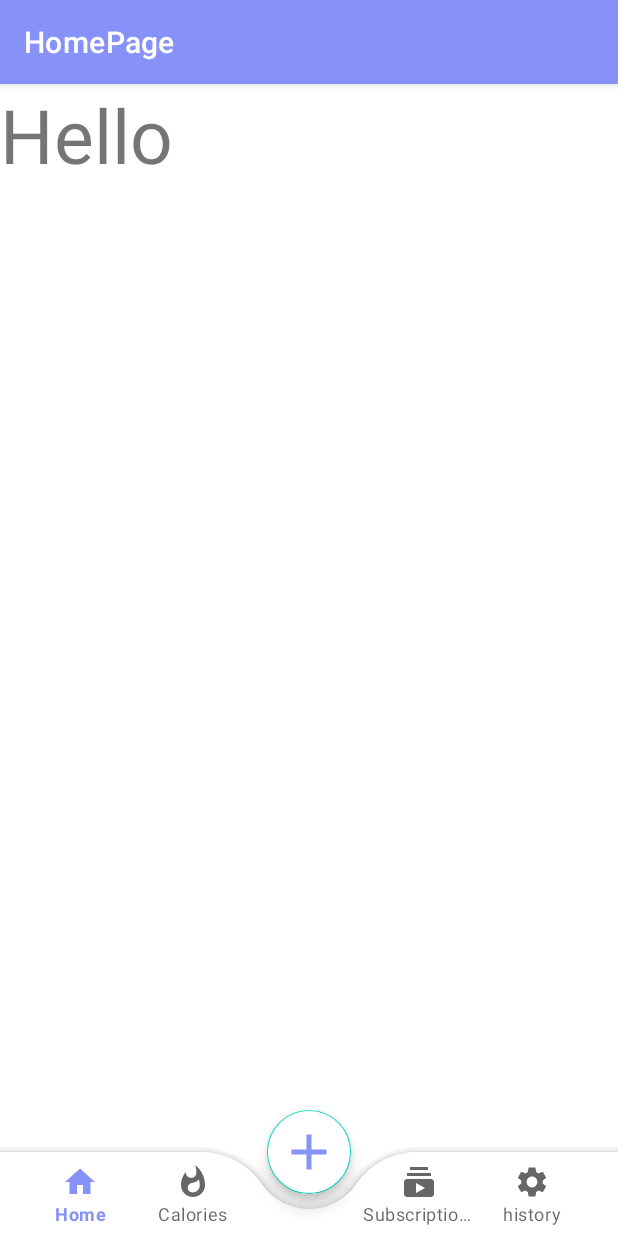
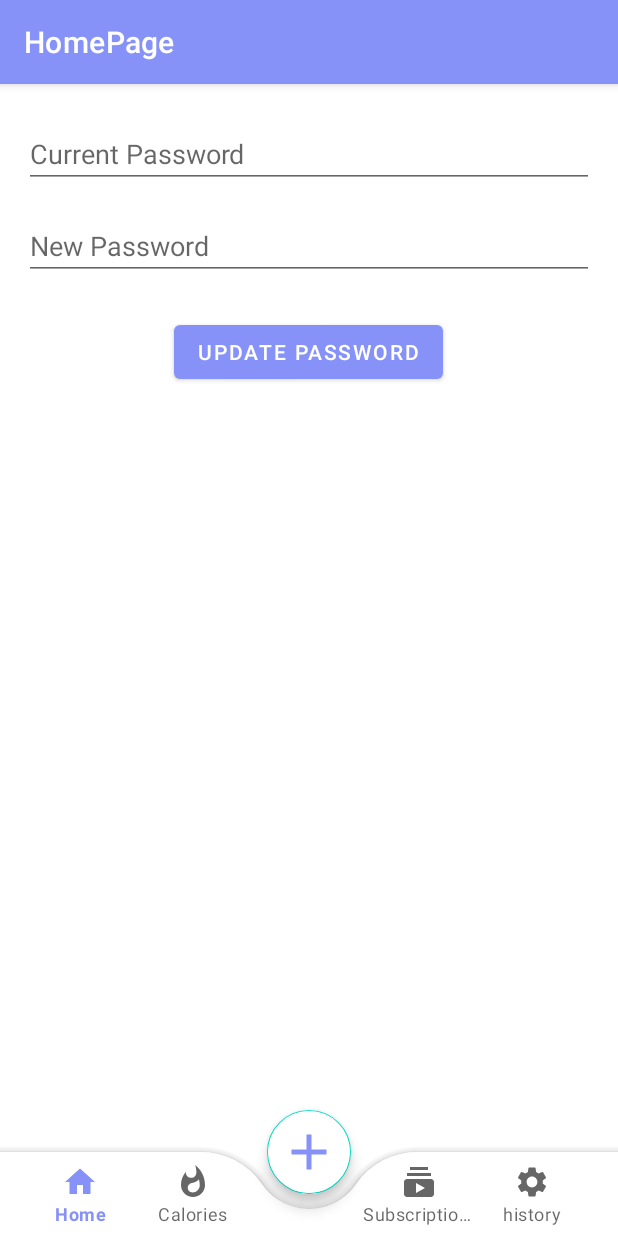
Before and after one commit to shilo111/MyApplication3, an Android app: the fragment Setting placed in its activity, on a phone screen of 412 x 824 dp. Run offline under Robolectric (Android 15) with nearby library versions, the phone set to English and light mode, and no system bars; our stand-ins replace Firebase (no records; nobody signed in at launch, a user with empty details on screens opened directly), navigation-ui.

```diff
--- a/app/src/main/java/com/example/myapplication/ui/home/HomeFragment.java
+++ b/app/src/main/java/com/example/myapplication/ui/home/HomeFragment.java
@@ -166,16 +166,7 @@ public class HomeFragment extends Fragment implements SensorEventListener {
 
 
 
-        Button button = (Button) view.findViewById(R.id.button2);
-        button.setOnClickListener(new View.OnClickListener() {
-            public void onClick(View v) {
-                progress = 0;
-                stepCount = 0;
-                setStepCount(stepCount);
-                stepCountTextView.setText("Step Count: " + stepCount);
-                progressBar.setProgress(progress);
-            }
-        });
+
 
 
 
--- a/app/src/main/java/com/example/myapplication/ui/settings/Setting.java
+++ b/app/src/main/java/com/example/myapplication/ui/settings/Setting.java
@@ -11,12 +11,27 @@ import androidx.fragment.app.Fragment;
 import android.view.LayoutInflater;
 import android.view.View;
 import android.view.ViewGroup;
+import android.widget.Button;
+import android.widget.EditText;
+import android.widget.Toast;
 
 import com.example.myapplication.R;
+import com.example.myapplication.databinding.FragmentDashboardBinding;
+import com.example.myapplication.databinding.FragmentSettingBinding;
+import com.google.android.gms.tasks.OnCompleteListener;
+import com.google.android.gms.tasks.Task;
+import com.google.firebase.auth.AuthCredential;
+import com.google.firebase.auth.EmailAuthProvider;
+import com.google.firebase.auth.FirebaseAuth;
+import com.google.firebase.auth.FirebaseUser;
+
 
 public class Setting extends Fragment {
-
+    private FragmentSettingBinding binding;
     private SettingViewModel mViewModel;
+    private FirebaseAuth mAuth;
+    private EditText currentPasswordEditText;
+    private EditText newPasswordEditText;
 
     public static Setting newInstance() {
         return new Setting();
@@ -25,8 +40,68 @@ public class Setting extends Fragment {
     @Override
     public View onCreateView(@NonNull LayoutInflater inflater, @Nullable ViewGroup container,
                              @Nullable Bundle savedInstanceState) {
-        return inflater.inflate(R.layout.fragment_setting, container, false);
+        SettingViewModel settingViewModel =
+                new ViewModelProvider(this).get(SettingViewModel.class);
+
+        binding = FragmentSettingBinding.inflate(inflater, container, false);
+        View root = binding.getRoot();
+
+        mAuth = FirebaseAuth.getInstance();
+
+        // Find views and set up UI listeners
+        // e.g., EditText fields for current password and new password,
+        // and a button to trigger the password update
+        Button updatePasswordButton = root.findViewById(R.id.update_password_button);
+//        updatePasswordButton.setOnClickListener(new View.OnClickListener() {
+//            @Override
+//            public void onClick(View v) {
+//                updatePassword();
+//            }
+//        });
+
+        return root;
     }
+
+
+//    private void updatePassword() {
+//        FirebaseUser user = mAuth.getCurrentUser();
+//        if (user != null) {
+//            // Get current password and new password from EditText fields
+//
+//            String currentPassword = currentPasswordEditText.getText().toString();
+//            String newPassword = newPasswordEditText.getText().toString();
+//
+//            // Reauthenticate the user with their current password
+//            AuthCredential credential = EmailAuthProvider.getCredential(user.getEmail(), currentPassword);
+//            user.reauthenticate(credential)
+//                    .addOnCompleteListener(new OnCompleteListener<Void>() {
+//
+//
+//                        @Override
+//                        public void onComplete(@NonNull Task<Void> task) {
+//                            if (task.isSuccessful()) {
+//                                // Update password
+//                                user.updatePassword(newPassword)
+//                                        .addOnCompleteListener(new OnCompleteListener<Void>() {
+//                                            @Override
+//                                            public void onComplete(@NonNull Task<Void> task) {
+//                                                if (task.isSuccessful()) {
+//                                                    // Password updated successfully
+//                                                    Toast.makeText(getContext(), "Password updated successfully", Toast.LENGTH_SHORT).show();
+//                                                } else {
+//                                                    // Password update failed
+//                                                    Toast.makeText(getContext(), "Failed to update password", Toast.LENGTH_SHORT).show();
+//                                                }
+//                                            }
+//                                        });
+//                            } else {
+//                                // Reauthentication failed
+//                                Toast.makeText(getContext(), "Authentication failed", Toast.LENGTH_SHORT).show();
+//                            }
+//                        }
+//                    });
+//        }
+//    }
 
     @Override
     public void onActivityCreated(@Nullable Bundle savedInstanceState) {
--- a/app/src/main/res/layout/fragment_setting.xml
+++ b/app/src/main/res/layout/fragment_setting.xml
@@ -5,10 +5,39 @@
     android:layout_height="match_parent"
     tools:context=".ui.settings.Setting">
 
-    <TextView
+    <RelativeLayout xmlns:android="http://schemas.android.com/apk/res/android"
         android:layout_width="match_parent"
-        android:layout_height="match_parent"
-        android:textSize="50dp"
-        android:text="Hello" />
+        android:layout_height="match_parent">
+
+        <EditText
+            android:id="@+id/current_password_edittext"
+            android:layout_width="match_parent"
+            android:layout_height="wrap_content"
+            android:layout_marginTop="24dp"
+            android:hint="Current Password"
+            android:inputType="textPassword"
+            android:layout_marginHorizontal="16dp"/>
+
+        <EditText
+            android:id="@+id/new_password_edittext"
+            android:layout_width="match_parent"
+            android:layout_height="wrap_content"
+            android:layout_below="@id/current_password_edittext"
+            android:layout_marginTop="16dp"
+            android:hint="New Password"
+            android:inputType="textPassword"
+            android:layout_marginHorizontal="16dp"/>
+
+        <Button
+            android:id="@+id/update_password_button"
+            android:onClick="updatePassword"
+            android:layout_width="wrap_content"
+            android:layout_height="wrap_content"
+            android:layout_below="@id/new_password_edittext"
+            android:layout_marginTop="24dp"
+            android:text="Update Password"
+            android:layout_centerHorizontal="true"/>
+
+    </RelativeLayout>
 
 </FrameLayout>
```
Also changed, not shown: app/src/main/java/com/example/myapplication/ui/reviews/Reviews.java (added, +38 -0 lines), app/src/main/java/com/example/myapplication/ui/reviews/ReviewsViewModel.java (added, +7 -0 lines), app/src/main/res/layout/fragment_home.xml (+1 -11 lines), app/src/main/res/layout/fragment_reviews2.xml (added, +13 -0 lines).
